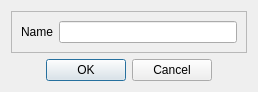
The window that CaX/dialog/inputnamedialog.ui (fsest4u/CaX_03) describes before a commit, drawn with Qt 5.
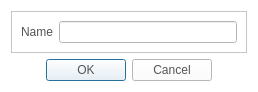
The same window after the commit.

Commit message: [dialog] apply to style

```diff
--- a/CaX/dialog/inputnamedialog.ui
+++ b/CaX/dialog/inputnamedialog.ui
@@ -13,6 +13,27 @@
   <property name="windowTitle">
    <string>Dialog</string>
   </property>
+  <property name="styleSheet">
+   <string notr="true">QLabel
+{
+	color: rgb(84, 84, 84);
+	font: 14pt &quot;Segoe UI&quot;;
+}
+QPushButton
+{
+	color: rgb(84, 84, 84);
+	font: 14pt &quot;Segoe UI&quot;;
+}
+QLineEdit
+{
+	color: rgb(84, 84, 84);
+	font: 14pt &quot;Segoe UI&quot;;
+}
+QWidget
+{
+	background-color: rgb(255, 255, 255);
+}</string>
+  </property>
   <layout class="QGridLayout" name="gridLayout">
    <item row="0" column="0">
     <widget class="QFrame" name="frame">
```
The commit also changes 7 other files.
